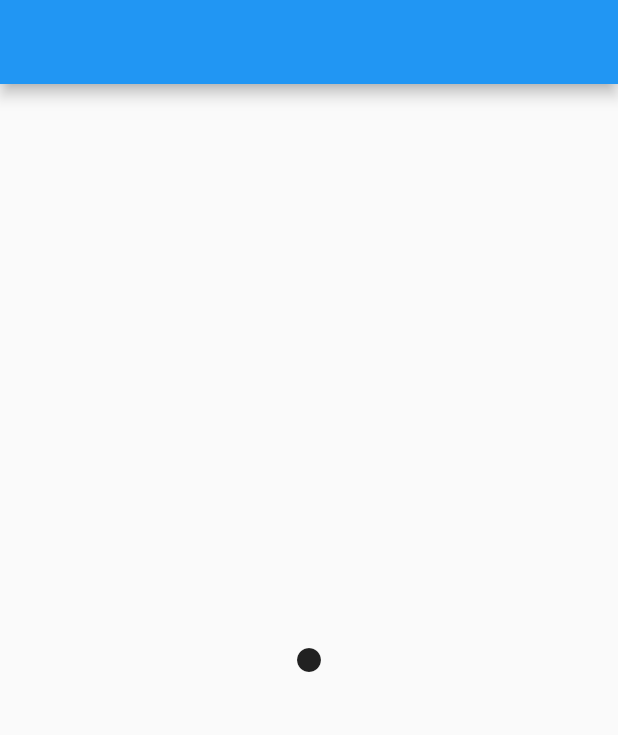
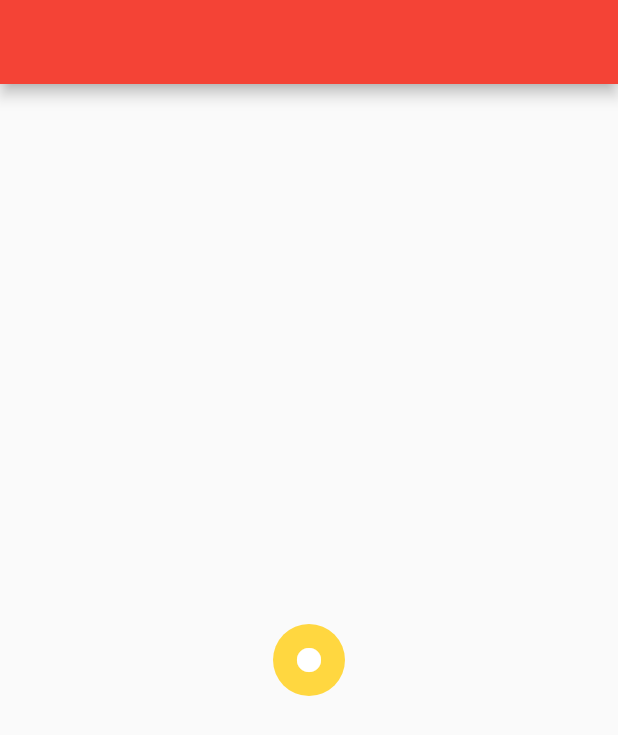
Before and after one commit to KangRuiYu/voice_scribe, a Flutter app: the screen it shows after launch, on a phone screen of 412 x 824 dp. Shown: the top 735 px of the screen. Run offline on Flutter 3.47's test engine with Material 2 defaults, Android fonts, the phone set to English and light mode, and no system bars; our stand-ins replace permission_handler; missing offline and left inert: flutter_sound.

Commit message:
Cleaned up code, applied themes
- Added new theme with new buttons
- Added comments for some classes
- Added const on values to improve performance

```diff
--- a/lib/main.dart
+++ b/lib/main.dart
@@ -8,6 +8,19 @@ void main() {
 class HomeScreen extends StatelessWidget {
   Widget build(BuildContext context) {
     return MaterialApp(
+      theme: ThemeData(
+        primarySwatch: Colors.red,
+        accentColor: Colors.amberAccent,
+        buttonTheme: ButtonThemeData(
+          buttonColor: Colors.amberAccent,
+          colorScheme: ColorScheme.fromSwatch(),
+          shape: RoundedRectangleBorder(borderRadius: BorderRadius.circular(18.0)),
+          textTheme: ButtonTextTheme.primary,
+        ),
+        iconTheme: IconThemeData(
+          color: Colors.white,
+        ),
+      ),
       home: Scaffold(
         appBar: AppBar(),
         body: Center(
--- /dev/null
+++ b/lib/views/filled_icon_button.dart
@@ -0,0 +1,22 @@
+import 'package:flutter/material.dart';
+
+class FilledIconButton extends StatelessWidget {
+  // An icon button with a filled background
+  final Icon icon;
+  final Function onPressed;
+
+  FilledIconButton({this.icon, this.onPressed});
+
+  Widget build(BuildContext context) {
+    return Ink(
+      decoration: ShapeDecoration(
+        color: Theme.of(context).accentColor,
+        shape: const CircleBorder(),
+      ),
+      child: IconButton(
+        icon: icon,
+        onPressed: onPressed,
+      ),
+    );
+  }
+}
--- a/lib/views/recorder_widget.dart
+++ b/lib/views/recorder_widget.dart
@@ -1,8 +1,11 @@
 import 'package:flutter/material.dart';
 import 'package:provider/provider.dart';
+
 import 'package:voice_scribe/models/recorder.dart';
+import 'package:voice_scribe/views/filled_icon_button.dart';
 
 class RecorderWidget extends StatelessWidget {
+  // A widget for recording sound through the microphone
   Widget build(BuildContext context) {
     return ChangeNotifierProvider(
       create: (context) => Recorder(),
@@ -12,24 +15,25 @@ class RecorderWidget extends StatelessWidget {
             return Row(
               mainAxisAlignment: MainAxisAlignment.center,
               children: [
-                IconButton(
-                  icon: Icon(Icons.stop),
+                FilledIconButton(
+                  icon: const Icon(Icons.stop),
                   onPressed: recorder.stopRecording,
                 ),
-                RaisedButton(
-                  child: Text('Resume'),
+                SizedBox(width: 10),
+                FilledIconButton(
+                  icon: const Icon(Icons.play_arrow),
                   onPressed: recorder.resumeRecording,
                 ),
               ],
             );
           } else if (recorder.recording) {
-            return IconButton(
-              icon: Icon(Icons.pause),
+            return FilledIconButton(
+              icon: const Icon(Icons.pause),
               onPressed: recorder.pauseRecording,
             );
           } else {
-            return IconButton(
-              icon: Icon(Icons.fiber_manual_record_rounded),
+            return FilledIconButton(
+              icon: const Icon(Icons.fiber_manual_record_rounded),
               onPressed: recorder.startRecording,
             );
           }
```
